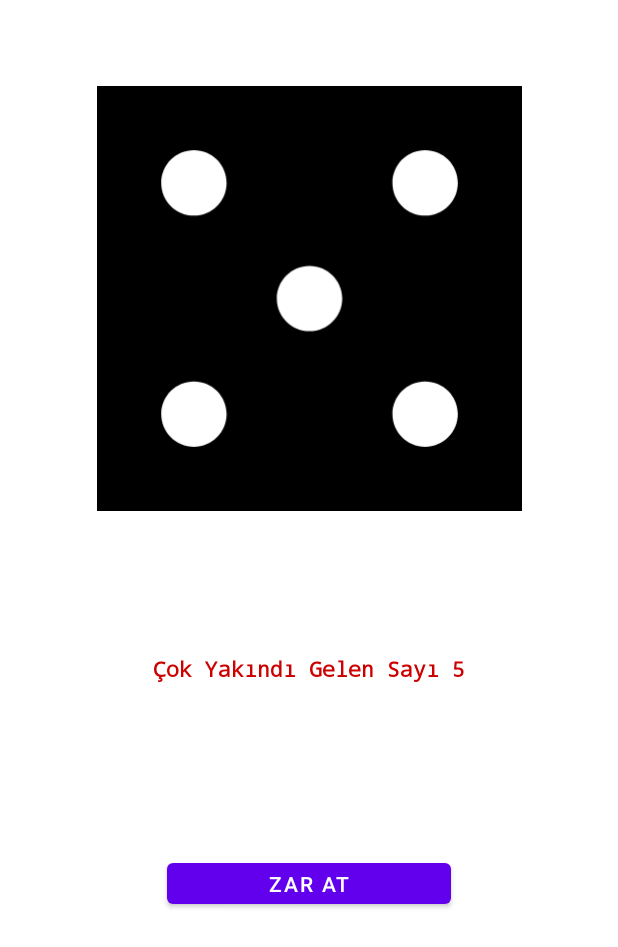
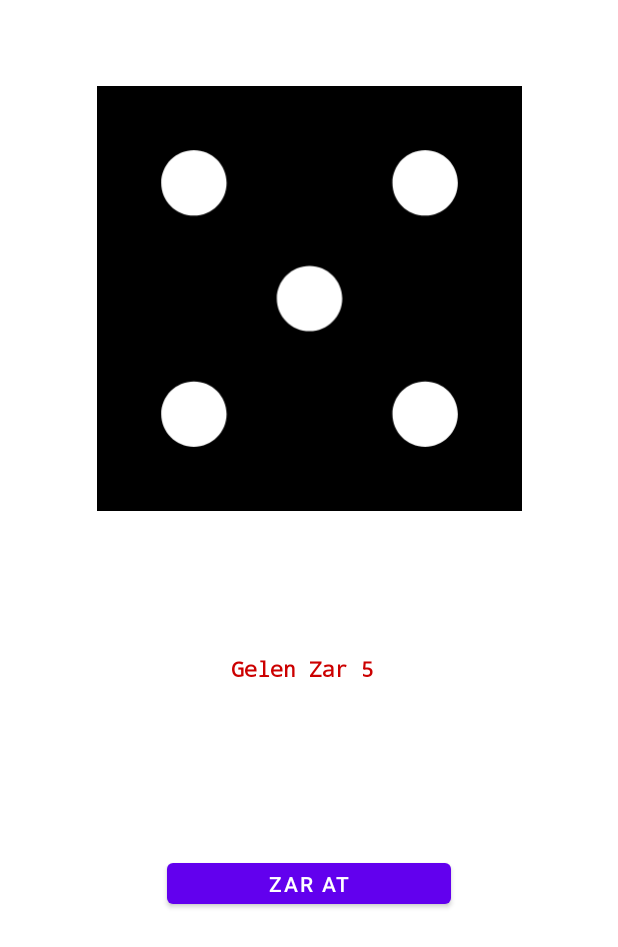
Before and after one commit to Jerry-afk/ZarOyunu, an Android app: the screen it shows after launch (MainActivity), after a tap on "ZAR AT", on a phone screen of 412 x 824 dp. Shown: the top 947 px of the screen. Run offline under Robolectric (Android 15) with nearby library versions, the phone set to English and light mode, and no system bars.

Commit message:
Yapılan geribildirimler sonucu eksikler giderildi

```diff
--- a/app/src/main/java/com/example/zaroyunu/MainActivity.kt
+++ b/app/src/main/java/com/example/zaroyunu/MainActivity.kt
@@ -8,40 +8,30 @@ import android.widget.TextView
 import kotlin.random.Random as Random
 
 class MainActivity : AppCompatActivity() {
-    private lateinit var ZarAt:Button
-    private lateinit var Zar:ImageView
-    private lateinit var metin:TextView
+    private lateinit var roll_Dice:Button
+    private lateinit var dice_VEC:ImageView
+    private lateinit var result_Text:TextView
     override fun onCreate(savedInstanceState: Bundle?) {
         super.onCreate(savedInstanceState)
         setContentView(R.layout.activity_main)
-        metin=findViewById(R.id.metin)
-        Zar=findViewById(R.id.Zar)
-        ZarAt=findViewById(R.id.ZarAt)
-        ZarAt.setOnClickListener {
+        result_Text=findViewById(R.id.textView_Result)
+        dice_VEC=findViewById(R.id.imageView_Dice)
+        roll_Dice=findViewById(R.id.button_RollDice)
+        roll_Dice.setOnClickListener {
            rollDice()
         }
-
-
     }
     private fun rollDice(){
         val randomInt= Random.nextInt(6)+1
-        var drawableResource=R.drawable.ic_question
-        var sonuc=""
-        when(randomInt){
-            1 -> { drawableResource=R.drawable.ic_dice_1
-                sonuc="Tekrar Denemelisin Gelen Sayı 1"}
-            2 -> {drawableResource=R.drawable.ic_dice_2
-                sonuc="Sanırım Zar Atmak Sana Göre Değil Gelen Sayı 2"}
-            3 -> {drawableResource=R.drawable.ic_dice_3
-                sonuc="İdare Eder Daha İyisini Yapmalısın Gelen Sayı 3"}
-            4 -> {drawableResource=R.drawable.ic_dice_4
-                sonuc="İyi Sayılır Gelen Sayı 4"}
-            5 -> {drawableResource=R.drawable.ic_dice_5
-                sonuc="Çok Yakındı Gelen Sayı 5"}
-            else -> {drawableResource=R.drawable.ic_dice_6
-                sonuc="Zirvedesin Tadını Çıkar Gelen Sayı 6" }
+        var drawableResource=when(randomInt){
+            1 -> R.drawable.ic_dice_1
+            2 -> R.drawable.ic_dice_2
+            3 -> R.drawable.ic_dice_3
+            4 -> R.drawable.ic_dice_4
+            5 -> R.drawable.ic_dice_5
+            else -> R.drawable.ic_dice_6
         }
-        Zar.setImageResource(drawableResource)
-        metin.text=sonuc
+        dice_VEC.setImageResource(drawableResource)
+        result_Text.text="Gelen Zar $randomInt "
     }
 }
--- a/app/src/main/res/layout/activity_main.xml
+++ b/app/src/main/res/layout/activity_main.xml
@@ -7,7 +7,7 @@
     tools:context=".MainActivity">
 
     <ImageView
-        android:id="@+id/Zar"
+        android:id="@+id/imageView_Dice"
         android:layout_width="283dp"
         android:layout_height="310dp"
         android:layout_marginTop="44dp"
@@ -17,17 +17,17 @@
         app:srcCompat="@drawable/ic_question" />
 
     <Button
-        android:id="@+id/ZarAt"
+        android:id="@+id/button_RollDice"
         android:layout_width="189dp"
         android:layout_height="39dp"
         android:text="Zar At"
         app:layout_constraintBottom_toBottomOf="parent"
         app:layout_constraintEnd_toEndOf="parent"
         app:layout_constraintStart_toStartOf="parent"
-        app:layout_constraintTop_toBottomOf="@+id/Zar" />
+        app:layout_constraintTop_toBottomOf="@+id/imageView_Dice" />
 
     <TextView
-        android:id="@+id/metin"
+        android:id="@+id/textView_Result"
         android:layout_width="255dp"
         android:layout_height="75dp"
         android:fontFamily="monospace"
@@ -35,9 +35,9 @@
         android:textAlignment="center"
         android:textColor="@android:color/holo_red_dark"
         android:textStyle="bold"
-        app:layout_constraintBottom_toTopOf="@+id/ZarAt"
+        app:layout_constraintBottom_toTopOf="@+id/button_RollDice"
         app:layout_constraintEnd_toEndOf="parent"
         app:layout_constraintStart_toStartOf="parent"
-        app:layout_constraintTop_toBottomOf="@+id/Zar"
+        app:layout_constraintTop_toBottomOf="@+id/imageView_Dice"
         app:layout_constraintVertical_bias="0.584" />
 </androidx.constraintlayout.widget.ConstraintLayout>
```
